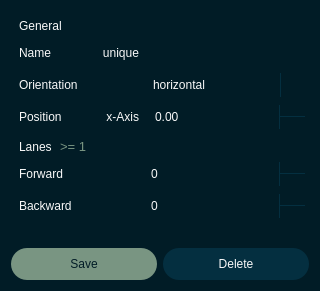
This is pse/umlsl_editor/src/view/widgets/qt_widgets/road_dialog.ui in 69420pm/UMLSL-traffic-editor as Qt 5 draws it before an edit. The edited form follows.
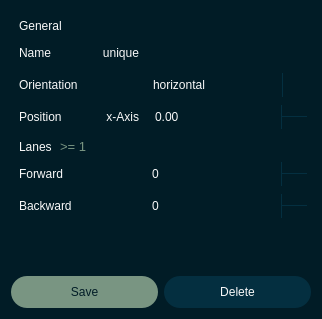
This is the edited form. Icons and pictures are not drawn.

```diff
--- a/pse/umlsl_editor/src/view/widgets/qt_widgets/road_dialog.ui
+++ b/pse/umlsl_editor/src/view/widgets/qt_widgets/road_dialog.ui
@@ -18,14 +18,14 @@
   </property>
   <property name="minimumSize">
    <size>
-    <width>320</width>
+    <width>0</width>
     <height>0</height>
    </size>
   </property>
   <property name="maximumSize">
    <size>
-    <width>320</width>
-    <height>99999</height>
+    <width>16777215</width>
+    <height>16777215</height>
    </size>
   </property>
   <property name="windowTitle">
@@ -206,6 +206,9 @@
 }</string>
   </property>
   <layout class="QVBoxLayout" name="verticalLayout_3">
+   <property name="sizeConstraint">
+    <enum>QLayout::SizeConstraint::SetFixedSize</enum>
+   </property>
    <item>
     <widget class="QWidget" name="widget" native="true">
      <layout class="QVBoxLayout" name="General">
@@ -260,6 +263,18 @@
       </item>
       <item>
        <widget class="QWidget" name="widget" native="true">
+        <property name="minimumSize">
+         <size>
+          <width>300</width>
+          <height>0</height>
+         </size>
+        </property>
+        <property name="maximumSize">
+         <size>
+          <width>300</width>
+          <height>16777215</height>
+         </size>
+        </property>
         <property name="class" stdset="0">
          <string>container</string>
         </property>
```
Left out of the diff: 4 changed lines with no effect on the pictures.
